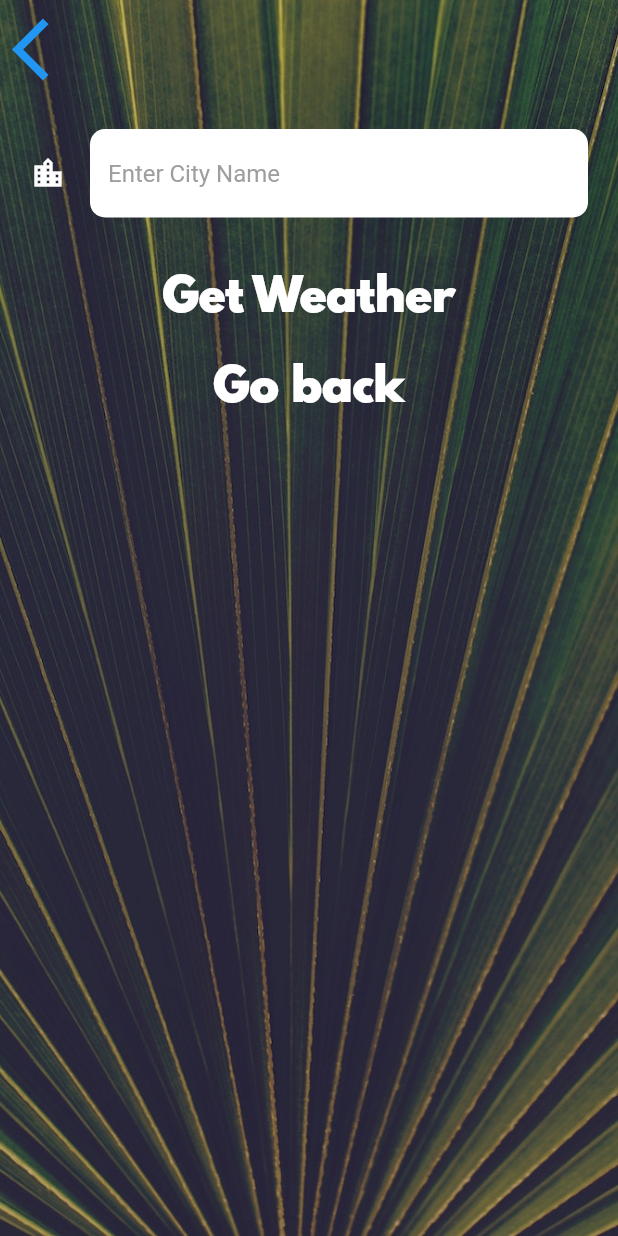
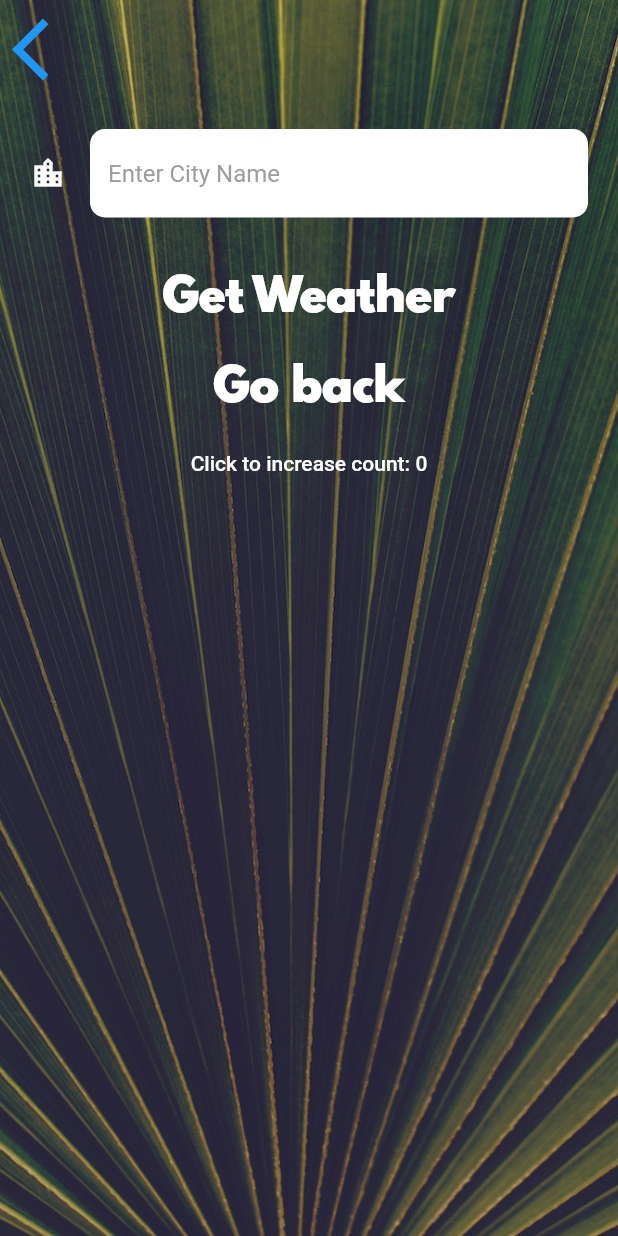
Before and after one commit to kevinkooyizen/flutter-testing, a Flutter app: the CityScreen screen opened directly, on a phone screen of 412 x 824 dp. Run offline on Flutter 3.47's test engine with Material 2 defaults, Android fonts, the phone set to English and light mode, and no system bars; our stand-ins replace flutter_spinkit, geolocator.

Commit message:
Add increase count button

```diff
--- a/lib/screens/city_screen.dart
+++ b/lib/screens/city_screen.dart
@@ -10,6 +10,7 @@ class CityScreen extends StatefulWidget {
 
 class _CityScreenState extends State<CityScreen> {
   late String cityName;
+  int count = 0;
 
   @override
   Widget build(BuildContext context) {
@@ -67,6 +68,17 @@ class _CityScreenState extends State<CityScreen> {
                   style: kButtonTextStyle,
                 ),
               ),
+              TextButton(
+                onPressed: () {
+                  setState(() {
+                    count++;
+                  });
+                },
+                child: Text(
+                  'Click to increase count: $count',
+                  style: const TextStyle(color: Colors.white),
+                ),
+              ),
             ],
           ),
         ),
```
Also changed, not shown: 1 other file.
